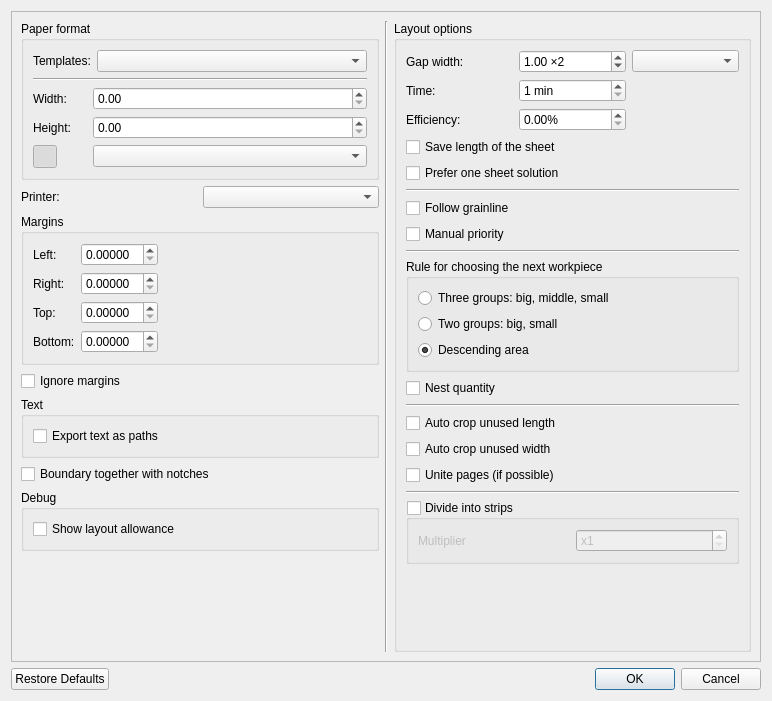
First picture: the form in src/app/valentina/dialogs/dialoglayoutsettings.ui, repository dismine/valentina, before the edit.
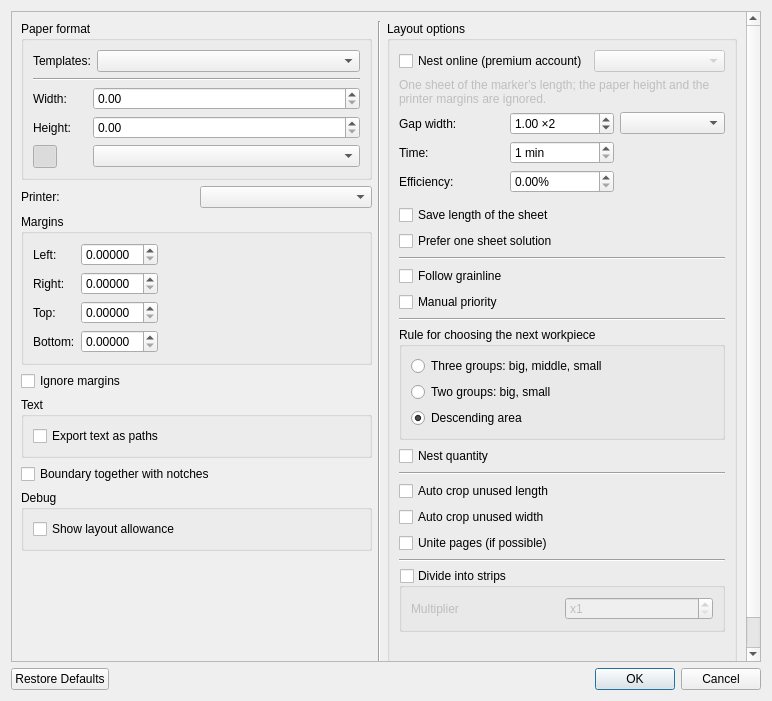
Second picture: the form after the edit. Icons and pictures are not drawn. Custom widgets are drawn as their Qt base class.

Commit message: Add online nesting through the Nestor service

```diff
--- a/src/app/valentina/dialogs/dialoglayoutsettings.ui
+++ b/src/app/valentina/dialogs/dialoglayoutsettings.ui
@@ -391,6 +391,40 @@
           <string>Layout options</string>
          </property>
          <layout class="QVBoxLayout" name="verticalLayout_4">
+          <item>
+           <layout class="QHBoxLayout" name="horizontalLayoutNestOnline">
+            <item>
+             <widget class="QCheckBox" name="checkBoxNestOnline">
+              <property name="toolTip">
+               <string>Send the pieces to the online nesting service (smart-pattern.com.ua premium account).</string>
+              </property>
+              <property name="text">
+               <string>Nest online (premium account)</string>
+              </property>
+             </widget>
+            </item>
+            <item>
+             <widget class="QComboBox" name="comboBoxOnlineRotations">
+              <property name="enabled">
+               <bool>false</bool>
+              </property>
+             </widget>
+            </item>
+           </layout>
+          </item>
+          <item>
+           <widget class="QLabel" name="labelNestOnlineHint">
+            <property name="enabled">
+             <bool>false</bool>
+            </property>
+            <property name="text">
+             <string>One sheet of the marker's length; the paper height and the printer margins are ignored.</string>
+            </property>
+            <property name="wordWrap">
+             <bool>true</bool>
+            </property>
+           </widget>
+          </item>
           <item>
            <layout class="QGridLayout" name="gridLayout_2">
             <item row="1" column="0">
@@ -473,6 +507,13 @@
             </item>
            </layout>
           </item>
+          <item>
+           <widget class="VNestingOptionsWidget" name="optionsWidget" native="true">
+            <property name="enabled">
+             <bool>false</bool>
+            </property>
+           </widget>
+          </item>
           <item>
            <widget class="QCheckBox" name="checkBoxSaveLength">
             <property name="text">
@@ -685,6 +726,14 @@
    </item>
   </layout>
  </widget>
+ <customwidgets>
+  <customwidget>
+   <class>VNestingOptionsWidget</class>
+   <extends>QWidget</extends>
+   <header>../vnesting/vnestingoptionswidget.h</header>
+   <container>1</container>
+  </customwidget>
+ </customwidgets>
  <resources>
   <include location="../../../libs/vmisc/share/resources/icon.qrc"/>
  </resources>
```
The commit also changes 90 other files.
